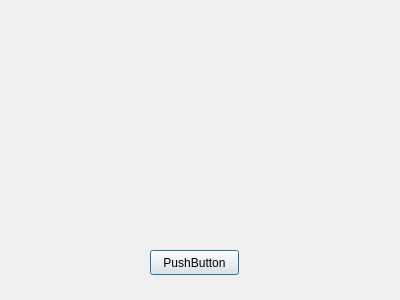
leejk91/CPlusPlus_Practice, file QT/새창띄우기/dialog.ui: the form before one commit.
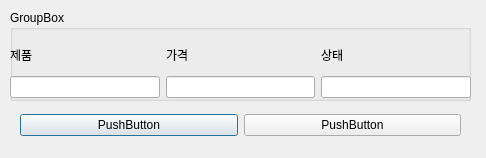
The form after the commit.

What changed in the file:
```diff
--- a/QT/새창띄우기/dialog.ui
+++ b/QT/새창띄우기/dialog.ui
@@ -6,25 +6,105 @@
    <rect>
     <x>0</x>
     <y>0</y>
-    <width>400</width>
-    <height>300</height>
+    <width>486</width>
+    <height>158</height>
    </rect>
   </property>
   <property name="windowTitle">
    <string>Dialog</string>
   </property>
-  <widget class="QPushButton" name="pushButton">
+  <widget class="QGroupBox" name="groupBox">
    <property name="geometry">
     <rect>
-     <x>150</x>
-     <y>250</y>
-     <width>89</width>
-     <height>25</height>
+     <x>10</x>
+     <y>10</y>
+     <width>461</width>
+     <height>91</height>
     </rect>
    </property>
-   <property name="text">
-    <string>PushButton</string>
+   <property name="title">
+    <string>GroupBox</string>
    </property>
+   <widget class="QWidget" name="">
+    <property name="geometry">
+     <rect>
+      <x>0</x>
+      <y>30</y>
+      <width>461</width>
+      <height>58</height>
+     </rect>
+    </property>
+    <layout class="QHBoxLayout" name="horizontalLayout_2">
+     <item>
+      <layout class="QVBoxLayout" name="verticalLayout">
+       <item>
+        <widget class="QLabel" name="label">
+         <property name="text">
+          <string>제품</string>
+         </property>
+        </widget>
+       </item>
+       <item>
+        <widget class="QLineEdit" name="lineEdit"/>
+       </item>
+      </layout>
+     </item>
+     <item>
+      <layout class="QVBoxLayout" name="verticalLayout_2">
+       <item>
+        <widget class="QLabel" name="label_2">
+         <property name="text">
+          <string>가격</string>
+         </property>
+        </widget>
+       </item>
+       <item>
+        <widget class="QLineEdit" name="lineEdit_2"/>
+       </item>
+      </layout>
+     </item>
+     <item>
+      <layout class="QVBoxLayout" name="verticalLayout_3">
+       <item>
+        <widget class="QLabel" name="label_3">
+         <property name="text">
+          <string>상태</string>
+         </property>
+        </widget>
+       </item>
+       <item>
+        <widget class="QLineEdit" name="lineEdit_3"/>
+       </item>
+      </layout>
+     </item>
+    </layout>
+   </widget>
+  </widget>
+  <widget class="QWidget" name="">
+   <property name="geometry">
+    <rect>
+     <x>20</x>
+     <y>110</y>
+     <width>441</width>
+     <height>31</height>
+    </rect>
+   </property>
+   <layout class="QHBoxLayout" name="horizontalLayout">
+    <item>
+     <widget class="QPushButton" name="pushButton">
+      <property name="text">
+       <string>PushButton</string>
+      </property>
+     </widget>
+    </item>
+    <item>
+     <widget class="QPushButton" name="pushButton_2">
+      <property name="text">
+       <string>PushButton</string>
+      </property>
+     </widget>
+    </item>
+   </layout>
   </widget>
  </widget>
  <resources/>
```
